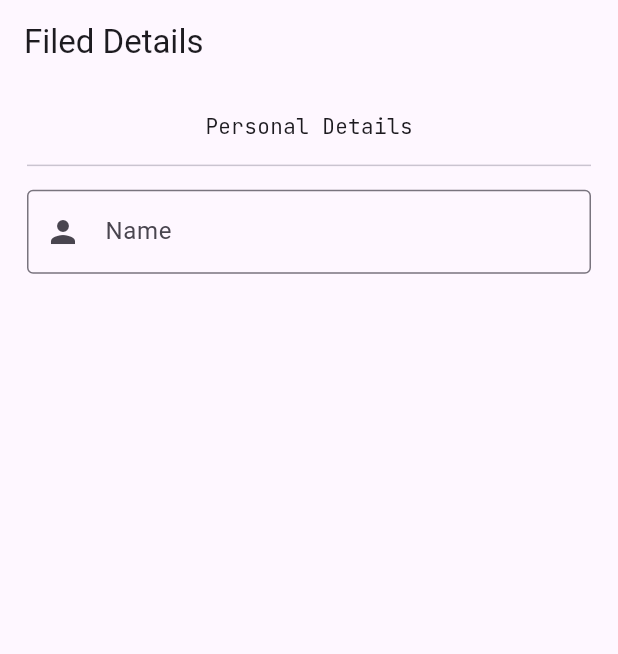
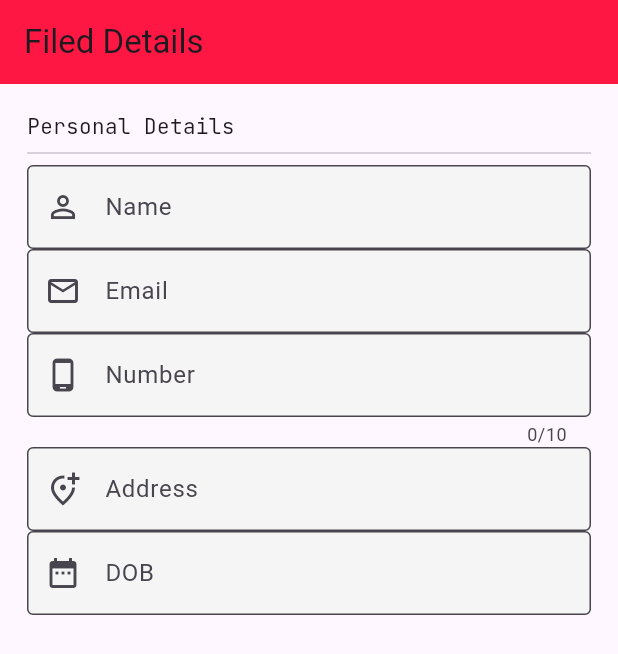
Before and after one commit to Vedpatel28/resume_builder_app, a Flutter app: the screen it shows after launch, on a phone screen of 412 x 824 dp. Shown: the top 654 px of the screen. Run offline on Flutter 3.47's test engine with Material 3 defaults, Android fonts, the phone set to English and light mode, and no system bars; our stand-ins replace google_fonts.

Commit message:
Personal Details Form Added...

```diff
--- a/lib/model/variable_model.dart
+++ b/lib/model/variable_model.dart
@@ -2,4 +2,14 @@ import 'package:flutter/cupertino.dart';
 
 class VariableModal {
   static TextEditingController name = TextEditingController();
+  static TextEditingController email = TextEditingController();
+  static TextEditingController number = TextEditingController();
+  static TextEditingController address = TextEditingController();
+  static TextEditingController dob = TextEditingController();
+  static TextEditingController nationality = TextEditingController();
+  static TextEditingController study = TextEditingController();
+  static TextEditingController jobTitle = TextEditingController();
+  static TextEditingController experience = TextEditingController();
+  static TextEditingController skill = TextEditingController();
+  static TextEditingController project = TextEditingController();
 }
--- a/lib/views/screens/home_page.dart
+++ b/lib/views/screens/home_page.dart
@@ -12,22 +12,22 @@ class HomePage extends StatelessWidget {
     return Scaffold(
       appBar: AppBar(
         title: const Text("Filed Details"),
+        backgroundColor: Colors.redAccent.shade400,
       ),
       body: Padding(
-        padding: EdgeInsets.all(18),
+        padding: const EdgeInsets.all(18),
         child: Form(
           key: formKey,
           autovalidateMode: AutovalidateMode.onUserInteraction,
           child: Column(
-            mainAxisAlignment: MainAxisAlignment.start,
+            crossAxisAlignment: CrossAxisAlignment.start,
             children: [
               Text(
                 "Personal Details",
                 style: GoogleFonts.jetBrainsMono(),
               ),
-              SizedBox(height: s.height * 0.01),
               const Divider(),
-              SizedBox(height: s.height * 0.01),
+              // Name
               TextFormField(
                 validator: (value) {
                   if (value!.isEmpty) {
@@ -44,8 +44,103 @@ class HomePage extends StatelessWidget {
                   focusColor: Colors.white,
                   border: const OutlineInputBorder(),
                   labelText: "Name",
-                  fillColor: Colors.grey.shade700,
-                  prefixIcon: const Icon(Icons.person),
+                  filled: true,
+                  fillColor: Colors.grey.shade100,
+                  prefixIcon: const Icon(Icons.perm_identity),
+                ),
+                textInputAction: TextInputAction.next,
+              ),
+              // Email
+              TextFormField(
+                validator: (value) {
+                  if (value!.isEmpty) {
+                    return "Enter The Valid Email";
+                  } else {
+                    return null;
+                  }
+                },
+                onSaved: (newValue) {
+                  VariableModal.email.text = newValue!;
+                },
+                controller: VariableModal.email,
+                decoration: InputDecoration(
+                  focusColor: Colors.white,
+                  border: const OutlineInputBorder(),
+                  labelText: "Email",
+                  filled: true,
+                  fillColor: Colors.grey.shade100,
+                  prefixIcon: const Icon(Icons.email_outlined),
+                ),
+                textInputAction: TextInputAction.next,
+              ),
+              // Number
+              TextFormField(
+                validator: (value) {
+                  if (value!.isEmpty) {
+                    return "Enter The Valid Number";
+                  } else {
+                    return null;
+                  }
+                },
+                maxLength: 10,
+                onSaved: (newValue) {
+                  VariableModal.number.text = newValue!;
+                },
+                controller: VariableModal.number,
+                decoration: InputDecoration(
+                  focusColor: Colors.white,
+                  border: const OutlineInputBorder(),
+                  labelText: "Number",
+                  filled: true,
+                  fillColor: Colors.grey.shade100,
+                  prefixIcon: const Icon(Icons.phone_android_outlined),
+                ),
+                keyboardType: TextInputType.number,
+                textInputAction: TextInputAction.next,
+              ),
+              // Address
+              TextFormField(
+                validator: (value) {
+                  if (value!.isEmpty) {
+                    return "Enter The Valid Address";
+                  } else {
+                    return null;
+                  }
+                },
+                onSaved: (newValue) {
+                  VariableModal.address.text = newValue!;
+                },
+                controller: VariableModal.address,
+                decoration: InputDecoration(
+                  focusColor: Colors.white,
+                  border: const OutlineInputBorder(),
+                  labelText: "Address",
+                  filled: true,
+                  fillColor: Colors.grey.shade100,
+                  prefixIcon: const Icon(Icons.add_location_alt_outlined),
+                ),
+                textInputAction: TextInputAction.next,
+              ),
+              // DOB
+              TextFormField(
+                validator: (value) {
+                  if (value!.isEmpty) {
+                    return "Enter The Valid Date";
+                  } else {
+                    return null;
+                  }
+                },
+                onSaved: (newValue) {
+                  VariableModal.dob.text = newValue!;
+                },
+                controller: VariableModal.dob,
+                decoration: InputDecoration(
+                  focusColor: Colors.white,
+                  border: const OutlineInputBorder(),
+                  labelText: "DOB",
+                  filled: true,
+                  fillColor: Colors.grey.shade100,
+                  prefixIcon: const Icon(Icons.date_range),
                 ),
                 textInputAction: TextInputAction.next,
               ),
```
